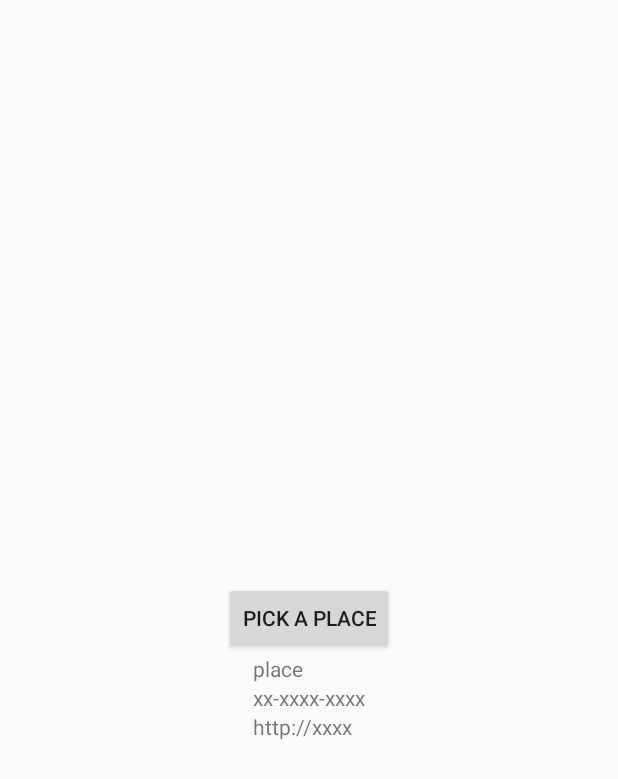
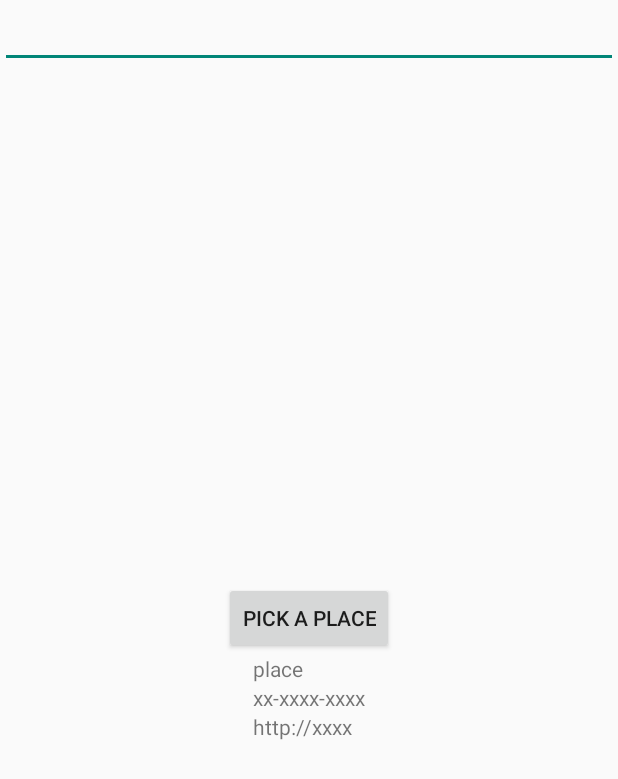
Before and after one commit to tebasakyu/wear-compass-2, an Android app: the layout fragment_select_place.xml on its own in the app's theme, with its tools: preview values and no code run, on a phone screen of 412 x 824 dp. Shown: the top 779 px of the screen. Run offline under Robolectric (Android 15) with nearby library versions, the phone set to English and light mode, and no system bars.

Commit message:
wip add place auto complete

```diff
--- a/mobile/src/main/res/layout/fragment_select_place.xml
+++ b/mobile/src/main/res/layout/fragment_select_place.xml
@@ -3,6 +3,15 @@
     xmlns:tools="http://schemas.android.com/tools"
     android:layout_width="match_parent"
     android:layout_height="match_parent">
+
+    <AutoCompleteTextView
+        android:id="@+id/autocomplete_places"
+        android:layout_width="match_parent"
+        android:layout_height="wrap_content"
+        android:layout_gravity="center_horizontal"
+        android:textColor="@android:color/primary_text_light" />
+
+
 
     <Button
         android:id="@+id/startPlacePickerBtn"
```
Also changed, not shown: mobile/src/main/kotlin/com/tebasaki/yu/wear/compass/fragment/SelectPlaceFragment.kt (+21 -0 lines).
